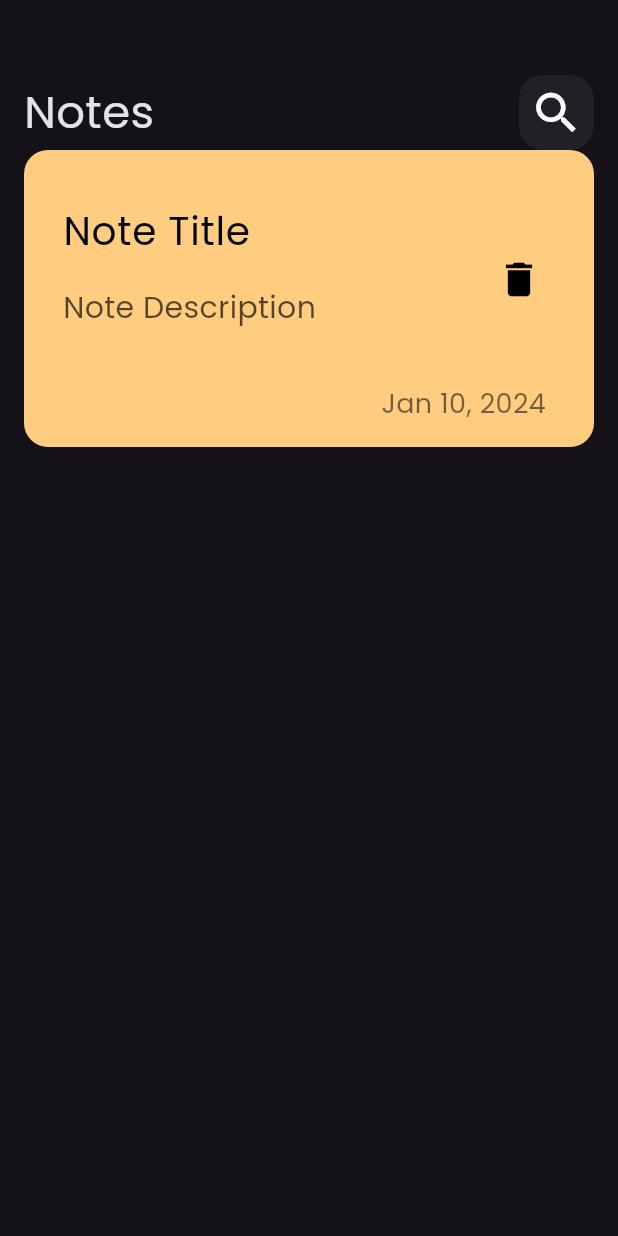
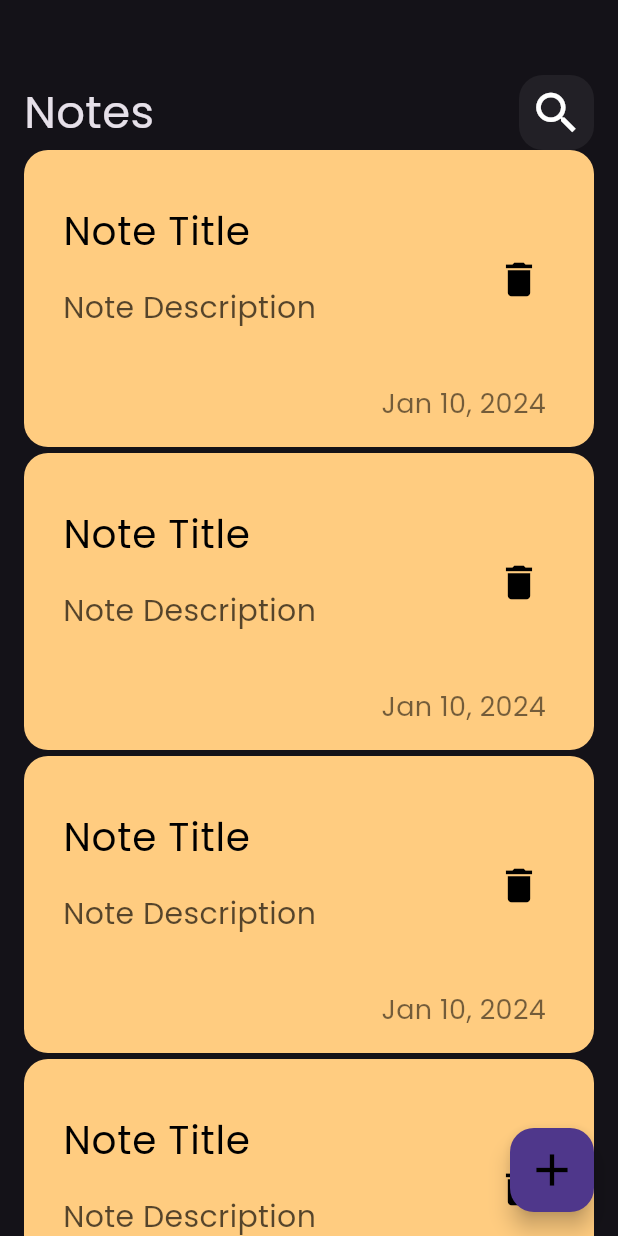
Before and after one commit to AshrafSaeed99/notes_app, a Flutter app: the screen it shows after launch, on a phone screen of 412 x 824 dp. Run offline on Flutter 3.47's test engine with Material 3 defaults, Android fonts, the phone set to English and light mode, and no system bars.

Commit message:
NotesList and floating button

```diff
--- a/lib/views/notes_view.dart
+++ b/lib/views/notes_view.dart
@@ -6,8 +6,9 @@ class NotesView extends StatelessWidget {
 
   @override
   Widget build(BuildContext context) {
-    return const Scaffold(
-      body: NotesBodyWidget(),
+    return Scaffold(
+      body:const NotesBodyWidget(),
+      floatingActionButton: FloatingActionButton(onPressed: (){}, child: const Icon(Icons.add,size: 36,color: Colors.black,),),
     );
   }
 }
--- a/lib/widgets/note_item_widget.dart
+++ b/lib/widgets/note_item_widget.dart
@@ -9,6 +9,7 @@ final String traling;
   @override
   Widget build(BuildContext context) {
     return Container(
+      margin: const EdgeInsets.only(bottom: 4),
       decoration: BoxDecoration(
         color: Color(0xffffcc80),
         borderRadius: BorderRadius.circular(16),
--- a/lib/widgets/notes_body_widget.dart
+++ b/lib/widgets/notes_body_widget.dart
@@ -1,6 +1,6 @@
 import 'package:flutter/material.dart';
-import 'package:notes_app/widgets/note_item_widget.dart';
 import 'package:notes_app/widgets/notes_app_widget.dart';
+import 'package:notes_app/widgets/notes_list_view_widget.dart';
 class NotesBodyWidget extends StatelessWidget {
   const NotesBodyWidget({super.key});
 
@@ -8,11 +8,11 @@ class NotesBodyWidget extends StatelessWidget {
   Widget build(BuildContext context) {
     return Padding(
       padding: const EdgeInsets.symmetric(horizontal: 16.0),
-      child: const Column(
+      child:  Column(
         children: [
           SizedBox(height: 50),
           NotesAppBarWidget(),
-          NoteItemWidget(title: 'Note Title', description: 'Note Description', traling: 'Jan 10, 2024',),
+          NotestListViewWidget(),
 
         ],
       ),
--- /dev/null
+++ b/lib/widgets/notes_list_view_widget.dart
@@ -0,0 +1,24 @@
+import 'package:flutter/material.dart';
+import 'package:notes_app/widgets/note_item_widget.dart';
+
+class NotestListViewWidget extends StatelessWidget {
+  const NotestListViewWidget({
+    super.key,
+  });
+
+  @override
+  Widget build(BuildContext context) {
+    return Expanded(
+      child: ListView.builder(
+        itemCount: 10,
+        itemBuilder: (context, index) {
+          return NoteItemWidget(
+            title: 'Note Title',
+            description: 'Note Description',
+            traling: 'Jan 10, 2024',
+          );
+        },
+      ),
+    );
+  }
+}
```
